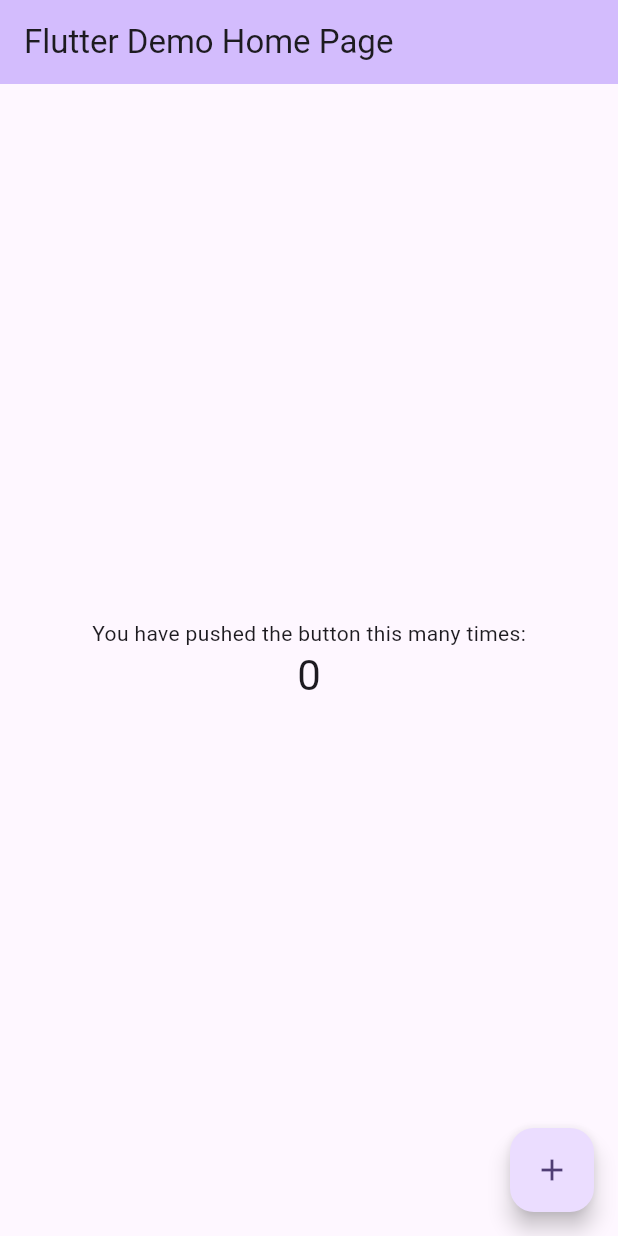
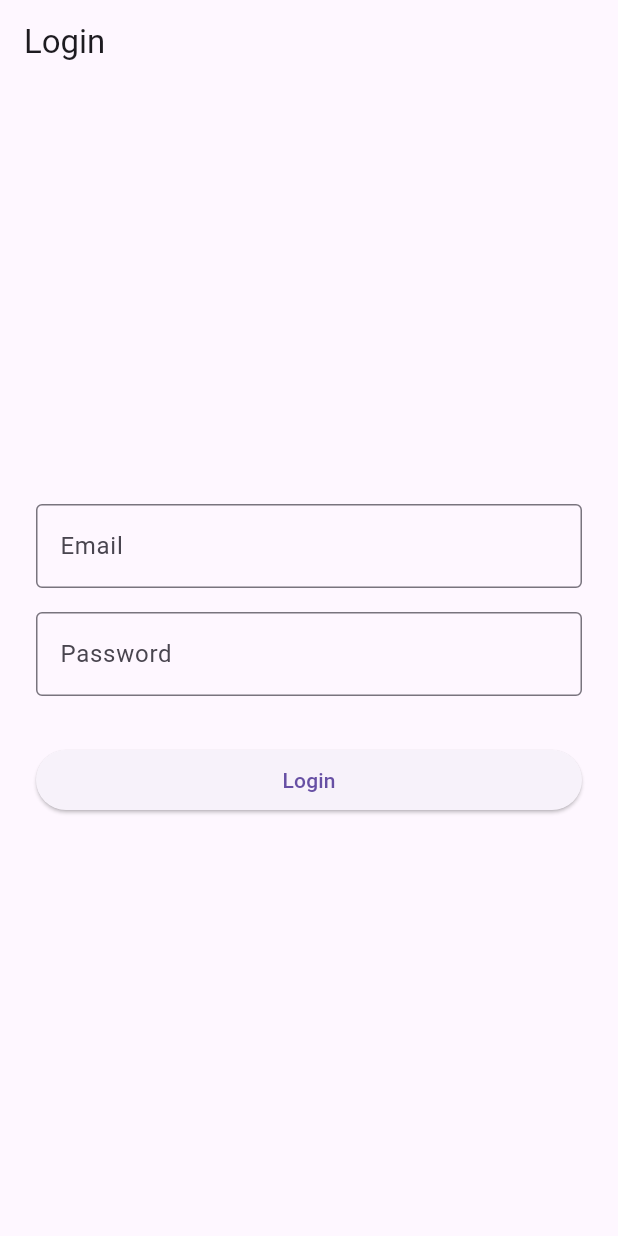
Before and after one commit to Rafreaks06/mobile8, a Flutter app: the screen it shows after launch, on a phone screen of 412 x 824 dp. Run offline on Flutter 3.47's test engine with Material 3 defaults, Android fonts, the phone set to English and light mode, and no system bars; our stand-ins replace firebase_auth, firebase_core; accounts and stored records are empty.

Commit message:
tambah firebase auth

```diff
--- a/lib/main.dart
+++ b/lib/main.dart
@@ -1,73 +1,32 @@
 import 'package:firebase_core/firebase_core.dart';
 import 'package:flutter/material.dart';
 import 'firebase_options.dart';
+import 'widgets/auth_wrapper.dart';
 
 void main() async {
   WidgetsFlutterBinding.ensureInitialized();
+  // Inisialisasi Firebase
+  // Inisialisasi menggunakan opsi yang di-generate sesuai platform
   await Firebase.initializeApp(
     options: DefaultFirebaseOptions.currentPlatform,
   );
+  // await Firebase.initializeApp();
+
   runApp(const MyApp());
 }
 
 class MyApp extends StatelessWidget {
-  const MyApp({super.key});
+  const MyApp({Key? key}) : super(key: key);
 
-  // This widget is the root of your application.
   @override
   Widget build(BuildContext context) {
     return MaterialApp(
-      title: 'Flutter Demo',
+      title: 'Firebase Auth Simple',
       theme: ThemeData(
-        colorScheme: ColorScheme.fromSeed(seedColor: Colors.deepPurple),
+        primarySwatch: Colors.blue,
       ),
-      home: const MyHomePage(title: 'Flutter Demo Home Page'),
+      // Menggunakan StreamBuilder untuk mendeteksi status login
+      home: const AuthWrapper(),
     );
   }
 }
-
-class MyHomePage extends StatefulWidget {
-  const MyHomePage({super.key, required this.title});
-
-  final String title;
-
-  @override
-  State<MyHomePage> createState() => _MyHomePageState();
-}
-
-class _MyHomePageState extends State<MyHomePage> {
-  int _counter = 0;
-
-  void _incrementCounter() {
-    setState(() {
-      _counter++;
-    });
-  }
-
-  @override
-  Widget build(BuildContext context) {
-    return Scaffold(
-      appBar: AppBar(
-        backgroundColor: Theme.of(context).colorScheme.inversePrimary,
-        title: Text(widget.title),
-      ),
-      body: Center(
-        child: Column(
-          mainAxisAlignment: MainAxisAlignment.center,
-          children: [
-            const Text('You have pushed the button this many times:'),
-            Text(
-              '$_counter',
-              style: Theme.of(context).textTheme.headlineMedium,
-            ),
-          ],
-        ),
-      ),
-      floatingActionButton: FloatingActionButton(
-        onPressed: _incrementCounter,
-        tooltip: 'Increment',
-        child: const Icon(Icons.add),
-      ),
-    );
-  }
-}
--- /dev/null
+++ b/lib/screens/login_screen.dart
@@ -0,0 +1,98 @@
+import 'package:firebase_auth/firebase_auth.dart';
+import 'package:flutter/material.dart';
+
+class LoginScreen extends StatefulWidget {
+  const LoginScreen({Key? key}) : super(key: key);
+
+  @override
+  State<LoginScreen> createState() => _LoginScreenState();
+}
+
+class _LoginScreenState extends State<LoginScreen> {
+  final TextEditingController _emailController = TextEditingController();
+  final TextEditingController _passController = TextEditingController();
+  bool _isLoading = false;
+  String? _errorMessage;
+
+  Future<void> _login() async {
+    setState(() {
+      _isLoading = true;
+      _errorMessage = null;
+    });
+
+    try {
+      await FirebaseAuth.instance.signInWithEmailAndPassword(
+        email: _emailController.text.trim(),
+        password: _passController.text.trim(),
+      );
+      // Jika berhasil, AuthWrapper otomatis mendeteksi perubahan stream
+    } on FirebaseAuthException catch (e) {
+      setState(() {
+        _errorMessage = e.message ?? 'Terjadi kesalahan saat login.';
+      });
+    } finally {
+      if (mounted) {
+        setState(() {
+          _isLoading = false;
+        });
+      }
+    }
+  }
+
+  @override
+  void dispose() {
+    _emailController.dispose();
+    _passController.dispose();
+    super.dispose();
+  }
+
+  @override
+  Widget build(BuildContext context) {
+    return Scaffold(
+      appBar: AppBar(
+        title: const Text('Login'),
+      ),
+      body: Padding(
+        padding: const EdgeInsets.all(24.0),
+        child: Column(
+          mainAxisAlignment: MainAxisAlignment.center,
+          children: [
+            TextField(
+              controller: _emailController,
+              keyboardType: TextInputType.emailAddress,
+              decoration: const InputDecoration(
+                labelText: 'Email',
+                border: OutlineInputBorder(),
+              ),
+            ),
+            const SizedBox(height: 16),
+            TextField(
+              controller: _passController,
+              obscureText: true,
+              decoration: const InputDecoration(
+                labelText: 'Password',
+                border: OutlineInputBorder(),
+              ),
+            ),
+            const SizedBox(height: 16),
+            if (_errorMessage != null)
+              Text(
+                _errorMessage!,
+                style: const TextStyle(color: Colors.red),
+              ),
+            const SizedBox(height: 16),
+            SizedBox(
+              width: double.infinity,
+              child: ElevatedButton(
+                onPressed: _isLoading ? null : _login,
+                child: _isLoading
+                    ? const CircularProgressIndicator()
+                    : const Text('Login'),
+              ),
+            ),
+          ],
+        ),
+      ),
+    );
+  }
+}
--- /dev/null
+++ b/lib/widgets/auth_wrapper.dart
@@ -0,0 +1,29 @@
+import 'package:firebase_auth/firebase_auth.dart';
+import 'package:flutter/material.dart';
+import '../screens/login_screen.dart';
+import '../screens/user_info_screen.dart';
+
+class AuthWrapper extends StatelessWidget {
+  const AuthWrapper({Key? key}) : super(key: key);
+
+  @override
+  Widget build(BuildContext context) {
+    return StreamBuilder<User?>(
+      stream: FirebaseAuth.instance.authStateChanges(),
+      builder: (context, snapshot) {
+        // Menampilkan loading saat mengecek status
+        if (snapshot.connectionState == ConnectionState.waiting) {
+          return const Scaffold(
+            body: Center(child: CircularProgressIndicator()),
+          );
+        }
+        // Jika terdapat data user (sudah login), tampilkan halaman info
+        if (snapshot.hasData) {
+          return UserInfoScreen(user: snapshot.data!);
+        }
+        // Jika tidak ada data user, tampilkan halaman login
+        return const LoginScreen();
+      },
+    );
+  }
+}
--- a/pubspec.yaml
+++ b/pubspec.yaml
@@ -31,6 +31,7 @@ dependencies:
   flutter:
     sdk: flutter
   firebase_core: ^4.0.0
+  firebase_auth: ^6.0.0
   cupertino_icons: ^1.0.8
 
 dev_dependencies:
```
Also changed, not shown: lib/screens/user_info_screen.dart (added, +65 -0 lines).
